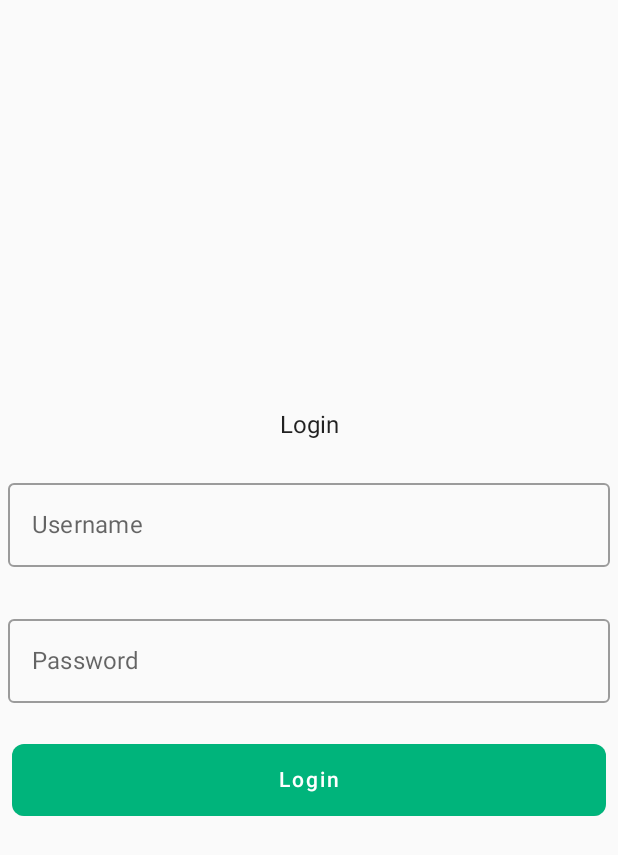
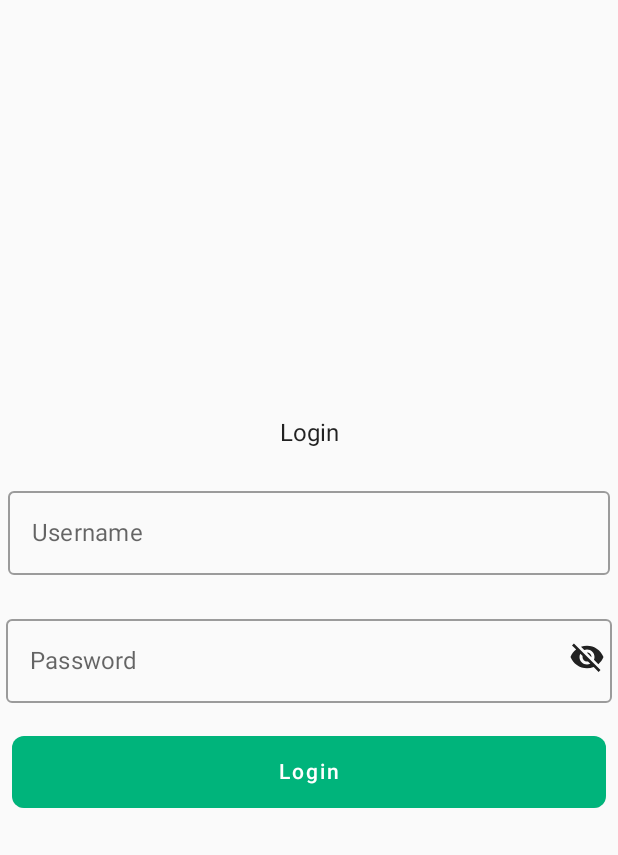
Before and after one commit to AmarHasecic/app-for-organizing-sports-activities-frontend, an Android app built with Jetpack Compose: the screen it shows after launch (MainActivity), after a tap on "Login", on a phone screen of 412 x 824 dp. Shown: the top 855 px of the screen. Run offline under Robolectric (Android 15) with nearby library versions, the light colour scheme and no system bars; our stand-ins replace accompanist; 1 statement that could not run was skipped.

Commit message:
Show password implementation

```diff
--- a/app/build.gradle
+++ b/app/build.gradle
@@ -126,5 +126,5 @@ dependencies {
     //Google places
     implementation 'com.google.android.libraries.places:places:3.2.0'
 
-
+    implementation "androidx.compose.material:material-icons-extended"
 }
--- a/app/src/main/java/ba/unsa/sportevents/ui/screens/login/LoginForm.kt
+++ b/app/src/main/java/ba/unsa/sportevents/ui/screens/login/LoginForm.kt
@@ -6,17 +6,19 @@ import android.os.Looper
 import android.widget.Toast
 import androidx.compose.foundation.layout.*
 import androidx.compose.foundation.text.KeyboardOptions
-import androidx.compose.material.Button
-import androidx.compose.material.ButtonDefaults
-import androidx.compose.material.OutlinedTextField
-import androidx.compose.material.Text
+import androidx.compose.material.*
+import androidx.compose.material.icons.Icons
+import androidx.compose.material.icons.filled.Visibility
+import androidx.compose.material.icons.filled.VisibilityOff
 import androidx.compose.runtime.*
 import androidx.compose.ui.Alignment
 import androidx.compose.ui.Modifier
 import androidx.compose.ui.graphics.Color
+import androidx.compose.ui.modifier.modifierLocalConsumer
 import androidx.compose.ui.platform.LocalContext
 import androidx.compose.ui.text.input.KeyboardType
 import androidx.compose.ui.text.input.PasswordVisualTransformation
+import androidx.compose.ui.text.input.VisualTransformation
 import androidx.compose.ui.unit.dp
 import androidx.compose.ui.unit.sp
 import androidx.lifecycle.viewmodel.compose.viewModel
@@ -40,6 +42,7 @@ fun LoginScreen(navController: NavController, viewModel: LoginFormViewModel) {
 
     var username by remember { mutableStateOf("") }
     var password by remember { mutableStateOf("") }
+    var passwordVisibility by remember { mutableStateOf(false) }
     val mContext = LocalContext.current
 
 
@@ -62,18 +65,38 @@ fun LoginScreen(navController: NavController, viewModel: LoginFormViewModel) {
         )
         Spacer(modifier = Modifier.height(16.dp))
 
+
+        Box(
+            modifier = Modifier.fillMaxWidth().padding(horizontal = 4.dp),
+            contentAlignment = Alignment.Center
+        ) {
             OutlinedTextField(
                 value = password,
                 onValueChange = { password = it },
                 label = { Text("Password") },
-            visualTransformation = PasswordVisualTransformation(),
+                visualTransformation = if (passwordVisibility) VisualTransformation.None else PasswordVisualTransformation(),
                 keyboardOptions = KeyboardOptions.Default.copy(
                     keyboardType = KeyboardType.Password
                 ),
-            modifier = Modifier
-                .fillMaxWidth()
-                .padding(5.dp)
+                modifier = Modifier.fillMaxWidth()
             )
+
+            Row(
+                modifier = Modifier.fillMaxWidth(),
+                horizontalArrangement = Arrangement.End,
+                verticalAlignment = Alignment.Bottom
+            ) {
+                IconButton(
+                    onClick = { passwordVisibility = !passwordVisibility },
+                    modifier = Modifier.size(30.dp).align(Alignment.CenterVertically).padding(end = 5.dp)
+                ) {
+                    Icon(
+                        imageVector = if (passwordVisibility) Icons.Default.Visibility else Icons.Default.VisibilityOff,
+                        contentDescription = "Toggle password visibility"
+                    )
+                }
+            }
+        }
         Spacer(modifier = Modifier.height(16.dp))
 
         CustomButton(text = "Login") {
```
Also changed, not shown: app/src/main/java/ba/unsa/sportevents/ui/screens/register/RegisterNamePass.kt (+30 -3 lines), app/src/main/res/drawable/notvisible.png (added), app/src/main/res/drawable/visible.png (added). Lines whose indentation alone changed are shown as unchanged.
